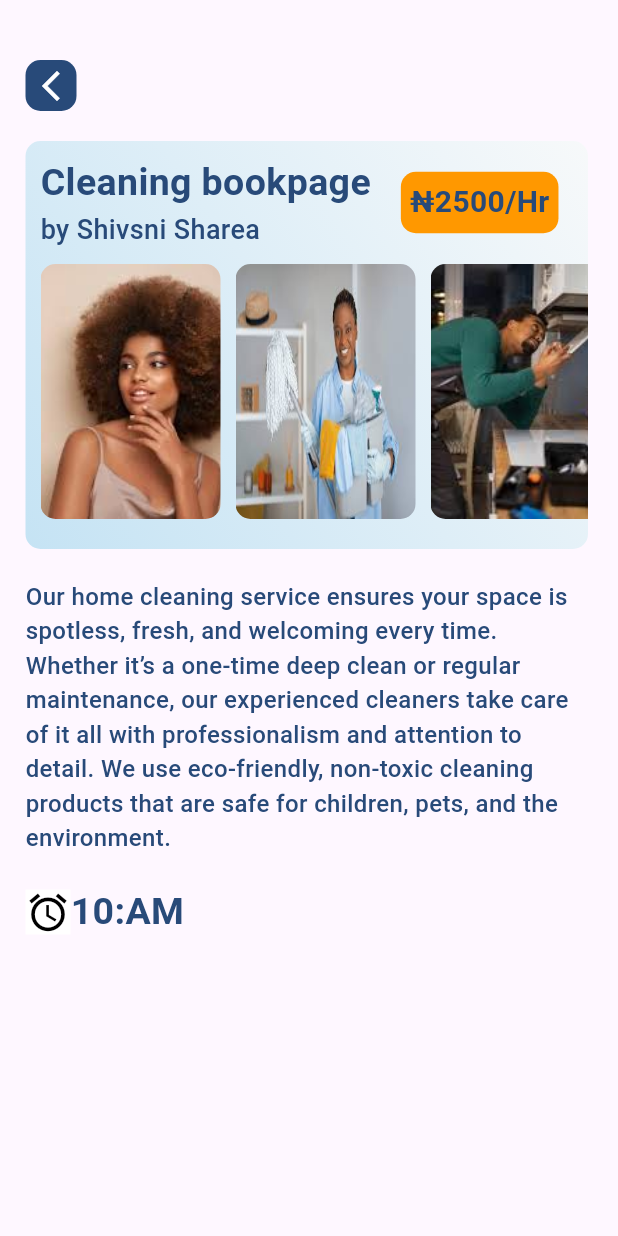
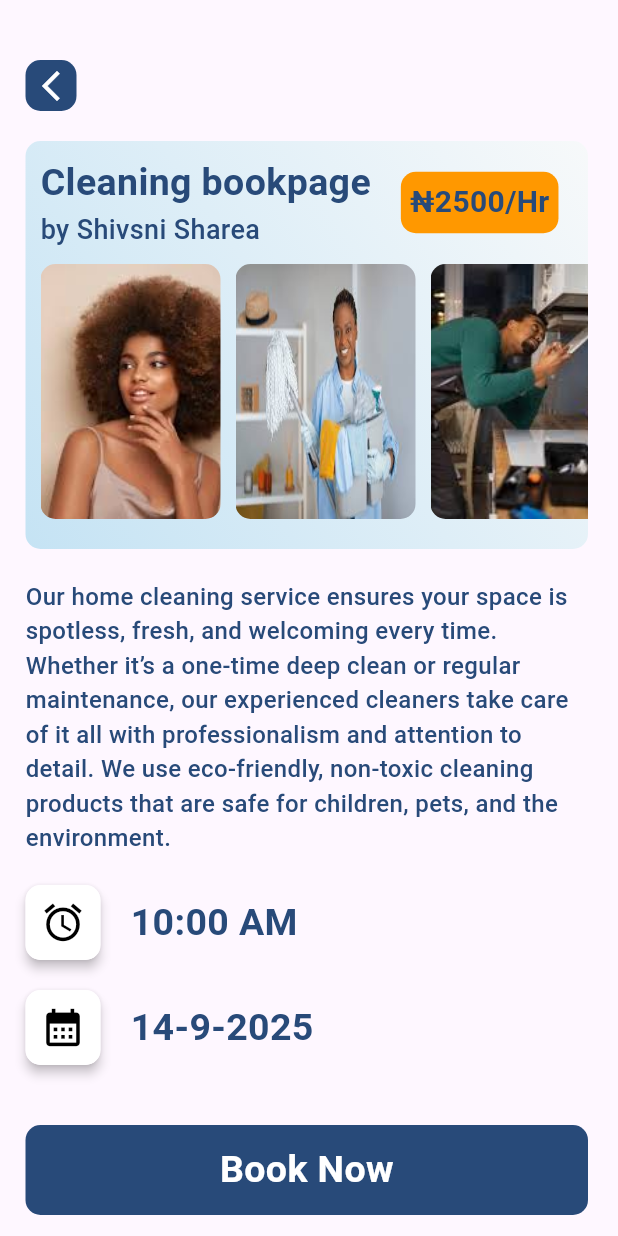
Before and after one commit to Senwin5/serviceproduction, a Flutter app: the BookPage screen opened directly, on a phone screen of 412 x 824 dp. Run offline on Flutter 3.47's test engine with Material 3 defaults, Android fonts, the phone set to English and light mode, and no system bars; our stand-ins replace curved_navigation_bar.

Commit message:
Descriptions added

```diff
--- a/lib/main.dart
+++ b/lib/main.dart
@@ -20,8 +20,8 @@ class MyApp extends StatelessWidget {
         colorScheme: ColorScheme.fromSeed(seedColor: Colors.deepPurple),
       ),
       //home: Home(),
-      //home: BottomNameNav(),
-      home: BookPage(),
+      home: BottomNameNav(),
+      //home: BookPage(),
     );
   }
 }
--- a/lib/pages/book_page.dart
+++ b/lib/pages/book_page.dart
@@ -11,7 +11,8 @@ class _BookPageState extends State<BookPage> {
   @override
   Widget build(BuildContext context) {
     return Scaffold(
-      body: Container(
+      body: SingleChildScrollView(
+        child: Container(
           margin: EdgeInsets.only(top: 40.0, left: 17.0, right: 20.0),
           child: Column(
             crossAxisAlignment: CrossAxisAlignment.start,
@@ -143,14 +144,24 @@ class _BookPageState extends State<BookPage> {
                   fontWeight: FontWeight.w500,
                 ),
               ),
-            SizedBox(height: 20.0,),
+              SizedBox(height: 20.0),
               Row(
                 children: [
-                Container(
-                  decoration: BoxDecoration(color: Colors.white),
-                  child: Icon(Icons.alarm, color: Colors.black, size: 30.0)),
+                  Material(
+                    elevation: 3.0,
+                    borderRadius: BorderRadius.circular(10),
+                    child: Container(
+                      padding: EdgeInsets.all(10),
+                      decoration: BoxDecoration(
+                        color: Colors.white,
+                        borderRadius: BorderRadius.circular(10),
+                      ),
+                      child: Icon(Icons.alarm, color: Colors.black, size: 30.0),
+                    ),
+                  ),
+                  SizedBox(width: 20.0),
                   Text(
-                  '10:AM',
+                    '10:00 AM',
                     style: TextStyle(
                       color: Color(0xff284a79),
                       fontSize: 25.0,
@@ -159,7 +170,54 @@ class _BookPageState extends State<BookPage> {
                   ),
                 ],
               ),
+              // Copy and pasting the same code for calender
+              SizedBox(height: 20.0),
+              Row(
+                children: [
+                  Material(
+                    elevation: 3.0,
+                    borderRadius: BorderRadius.circular(10),
+                    child: Container(
+                      padding: EdgeInsets.all(10),
+                      decoration: BoxDecoration(
+                        color: Colors.white,
+                        borderRadius: BorderRadius.circular(10),
+                      ),
+                      child: Icon(
+                        Icons.calendar_month,
+                        color: Colors.black,
+                        size: 30.0,
+                      ),
+                    ),
+                  ),
+                  SizedBox(width: 20.0),
+                  Text(
+                    '14-9-2025',
+                    style: TextStyle(
+                      color: Color(0xff284a79),
+                      fontSize: 25.0,
+                      fontWeight: FontWeight.bold,
+                    ),
+                  ),
                 ],
+              ),SizedBox(height: 40.0,),
+              Container(height: 60,
+                decoration: BoxDecoration(color: Color(0xff284a79),borderRadius: BorderRadius.circular(10)),
+                width: MediaQuery.of(context).size.width,
+                child:
+                  Center(
+                    child: Text(
+                      'Book Now',
+                      style: TextStyle(
+                        color: Colors.white,
+                        fontSize: 25.0,
+                        fontWeight: FontWeight.bold,
+                      ),
+                    ),
+                  ),
+              ),
+            ],
+          ),
         ),
       ),
     );
--- a/lib/pages/bottomnamenav.dart
+++ b/lib/pages/bottomnamenav.dart
@@ -21,6 +21,7 @@ class _BottomNameNavState extends State<BottomNameNav> {
   late ChatPage chatPage;
   late ProfilePage profilePage;
 
+
   int currentTabIndex = 0;
 
   //After the int currentTabIndex = 0, you will have to create initstate
@@ -31,18 +32,18 @@ class _BottomNameNavState extends State<BottomNameNav> {
     order = Order();
     chatPage = ChatPage();
     profilePage = ProfilePage();
-    pages = [home, order, chatPage, profilePage];
+    pages = [home, order, chatPage,profilePage];
     super.initState();
   }
 
   @override
   Widget build(BuildContext context) {
     return Scaffold(
-      bottomNavigationBar:CurvedNavigationBar(
+      bottomNavigationBar: CurvedNavigationBar(
         height: 70,
         backgroundColor: Colors.white,
-        color:Color(0xff284a79),
-        animationDuration: Duration(milliseconds: 400),
+        color: Color(0xff284a79),
+        animationDuration: Duration(milliseconds: 200),
         onTap: (int index) {
           setState(() {
             currentTabIndex = index;
@@ -52,6 +53,7 @@ class _BottomNameNavState extends State<BottomNameNav> {
           Icon(Icons.home_outlined, color: Colors.white, size: 25.0),
           Icon(Icons.shop_outlined, color: Colors.white, size: 25.0),
           Icon(Icons.chat_outlined, color: Colors.white, size: 25.0),
+          Icon(Icons.outbox_rounded, color: Colors.white, size: 25.0),
           Icon(Icons.person, color: Colors.white, size: 25.0),
         ],
       ),
--- a/lib/pages/home.dart
+++ b/lib/pages/home.dart
@@ -1,4 +1,5 @@
 import 'package:flutter/material.dart';
+import 'package:serviceproduction/pages/book_page.dart';
 
 class Home extends StatefulWidget {
   const Home({super.key});
@@ -306,7 +307,18 @@ class _HomeState extends State<Home> {
                           ),
                           //Copying the container and paste again
                           SizedBox(width: 20.0),
-                          Container(
+                          //To make ths 'book now button to work we need to convert the container
+                          //To GestureDetectore then us the onTap navigator
+                          GestureDetector(
+                            onTap: () {
+                              Navigator.push(
+                                context,
+                                MaterialPageRoute(
+                                  builder: (context) => BookPage(),
+                                ),
+                              );
+                            },
+                            child: Container(
                               //width: 0,
                               padding: EdgeInsets.all(5),
                               decoration: BoxDecoration(
@@ -315,11 +327,12 @@ class _HomeState extends State<Home> {
                               ),
                               child: Center(
                                 child: Text(
-                                "Book Now",
+                                  "Book Nowm",
                                   style: TextStyle(
                                     color: Colors.white,
                                     fontSize: 16.0,
                                     fontWeight: FontWeight.bold,
+                                  ),
                                 ),
                               ),
                             ),
```
Lines whose indentation alone changed are shown as unchanged.
